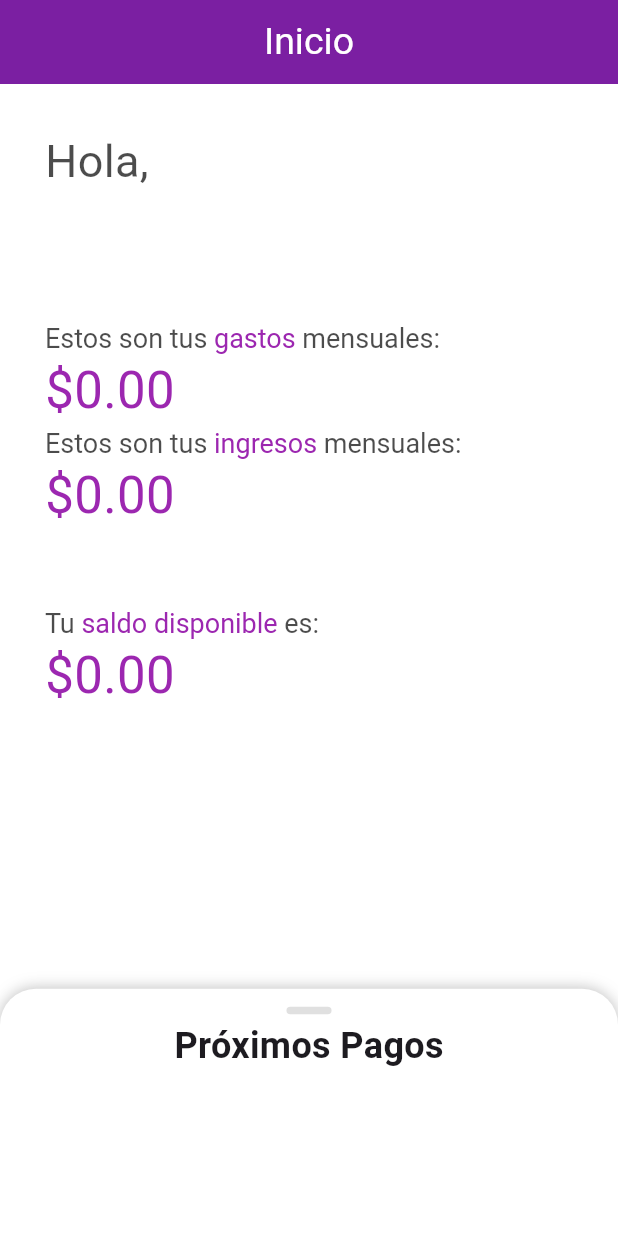
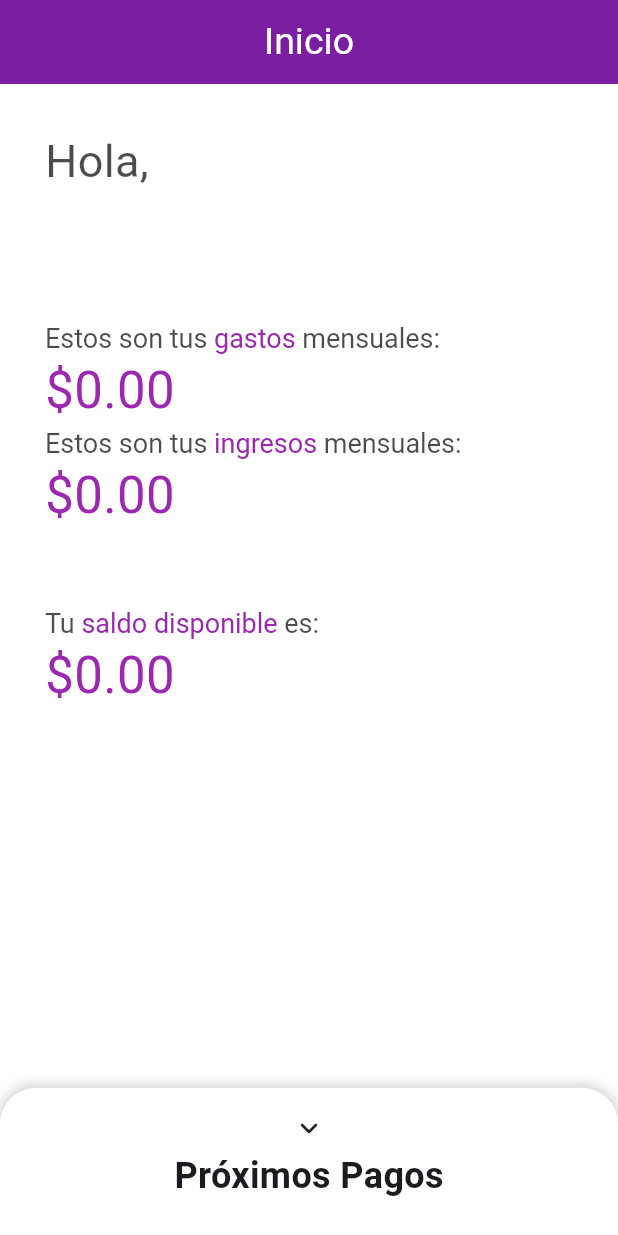
Before and after one commit to UntetheredJ/budgetmaster, a Flutter app: the Inicio screen opened directly with empty values, on a phone screen of 412 x 824 dp. Run offline on Flutter 3.47's test engine with Material 2 defaults, Android fonts, the phone set to English and light mode, and no system bars; drawn by our look-alikes of sliding_up_panel; our stand-ins replace curved_navigation_bar, flutter_local_notifications, supabase, supabase_flutter, timezone; accounts and stored records are empty.

```diff
--- a/budgetmaster/lib/db/ControllerPagoPeriodico.dart
+++ b/budgetmaster/lib/db/ControllerPagoPeriodico.dart
@@ -42,13 +42,15 @@ Future<int> eliminarPagoPeriodicoUsuario(String id_pago_periodico) async {
   }
 }
 
-Future<int> actualizarDescripcionPagoPeriodico(String id_pago_periodico, String descripcion) async {
+Future<int> actualizarDescripcionPagoPeriodico(
+    String id_pago_periodico, String descripcion) async {
   final SupabaseService _supabaseService = SupabaseService();
   SupabaseClient cliente = _supabaseService.client;
   try {
-    await cliente.from('pago_periodico')
-        .update({"descripcion": descripcion})
-        .match({"id_pago_periodico": id_pago_periodico});
+    await cliente
+        .from('pago_periodico')
+        .update({"descripcion": descripcion}).match(
+            {"id_pago_periodico": id_pago_periodico});
     debugPrint("Correcto");
     return 1;
   } catch (e) {
@@ -57,13 +59,13 @@ Future<int> actualizarDescripcionPagoPeriodico(String id_pago_periodico, String
   }
 }
 
-Future<int> actualizarValorPagoPeriodico(String id_pago_periodico, int valor) async {
+Future<int> actualizarValorPagoPeriodico(
+    String id_pago_periodico, int valor) async {
   final SupabaseService _supabaseService = SupabaseService();
   SupabaseClient cliente = _supabaseService.client;
   try {
-    await cliente.from('pago_periodico')
-        .update({"valor": valor})
-        .match({"id_pago_periodico": id_pago_periodico});
+    await cliente.from('pago_periodico').update({"valor": valor}).match(
+        {"id_pago_periodico": id_pago_periodico});
     debugPrint("Correcto");
     return 1;
   } catch (e) {
@@ -72,14 +74,16 @@ Future<int> actualizarValorPagoPeriodico(String id_pago_periodico, int valor) as
   }
 }
 
-Future<int> actualizarFechaPagoPeriodico(String id_pago_periodico, DateTime fecha) async {
+Future<int> actualizarFechaPagoPeriodico(
+    String id_pago_periodico, DateTime fecha) async {
   final SupabaseService _supabaseService = SupabaseService();
   SupabaseClient cliente = _supabaseService.client;
   String fechaPosgress = convertDate(fecha);
   try {
-    await cliente.from('pago_periodico')
-        .update({"fecha_pago": fechaPosgress})
-        .match({"id_pago_periodico": id_pago_periodico});
+    await cliente
+        .from('pago_periodico')
+        .update({"fecha_pago": fechaPosgress}).match(
+            {"id_pago_periodico": id_pago_periodico});
     debugPrint("Correcto");
     return 1;
   } catch (e) {
@@ -96,7 +100,7 @@ Future<List<PagoPeriodico>> listaPagoPeriodico(String id_usuario) async {
     final data = await cliente
         .from('pago_periodico')
         .select(
-        'id_pago_periodico, descripcion, valor, fecha_pago, vencimiento, id_usuario')
+            'id_pago_periodico, descripcion, valor, fecha_pago, vencimiento, id_usuario')
         .eq('id_usuario', id_usuario);
     if (data.isNotEmpty) {
       for (var i in data) {
@@ -126,7 +130,7 @@ Future<List<PagoPeriodico>> listaPagoPeriodico(String id_usuario) async {
   }
 }
 
-Future<List<PagoPeriodico>> listaPagoPeriodicoFuturo(String id_usuario) async {
+Future<List<PagoPeriodico>> listaPagoPeriodicoNull(String id_usuario) async {
   final SupabaseService _supabaseService = SupabaseService();
   DateTime today = DateTime.now();
   SupabaseClient cliente = _supabaseService.client;
@@ -135,9 +139,11 @@ Future<List<PagoPeriodico>> listaPagoPeriodicoFuturo(String id_usuario) async {
     final data = await cliente
         .from('pago_periodico')
         .select(
-        'id_pago_periodico, descripcion, valor, fecha_pago, vencimiento, id_usuario')
+            'id_pago_periodico, descripcion, valor, fecha_pago, vencimiento, id_usuario')
         .eq('id_usuario', id_usuario)
-        .gte('vencimiento', today)
+        //.or('vencimiento.gte.$today, fecha_pago.is.null')
+        //.or('vencimiento.gte.$today')
+        //.gte('vencimiento', today)
         .order("vencimiento", ascending: true);
     if (data.isNotEmpty) {
       for (var i in data) {
--- a/budgetmaster/lib/screens/inicio.dart
+++ b/budgetmaster/lib/screens/inicio.dart
@@ -5,14 +5,20 @@ import 'package:sliding_up_panel/sliding_up_panel.dart';
 import 'package:budgetmaster/widgets/inicio_widget.dart';
 import 'package:budgetmaster/screens/service.dart';
 
-class Inicio extends StatelessWidget {
+class Inicio extends StatefulWidget {
   final Usuario usuario;
-  final panelController = PanelController();
+
   Inicio({Key? key, required this.usuario}) : super(key: key);
 
   @override
+  State<Inicio> createState() => _InicioState();
+}
+
+class _InicioState extends State<Inicio> {
+  final panelController = PanelController();
+  @override
   Widget build(BuildContext context) {
-    final panelHeightClosed = MediaQuery.of(context).size.height * 0.2;
+    final panelHeightClosed = MediaQuery.of(context).size.height * 0.12;
     final currencyFormat = NumberFormat.simpleCurrency(locale: "es_US");
 
     return Scaffold(
@@ -27,8 +33,44 @@ class Inicio extends StatelessWidget {
             )),
       ),
       body: SlidingUpPanel(
+        panelBuilder: (scrollController) => InicioWidget(
+          usuario: widget.usuario,
+          panelController: panelController,
+        ),
+        borderRadius: const BorderRadius.vertical(top: Radius.circular(24)),
+        backdropEnabled: true,
+        isDraggable: false,
         controller: panelController,
         minHeight: panelHeightClosed,
+        /* collapsed: Column(
+          children: <Widget>[
+            const SizedBox(height: 12),
+            Center(
+              child: Container(
+                width: 30,
+                height: 5,
+                decoration: BoxDecoration(
+                    color: Colors.grey[300],
+                    borderRadius: BorderRadius.circular(12)),
+              ),
+            ),
+            const SizedBox(height: 12),
+            Container(
+              color: Colors.white,
+              child: const Center(
+                child: Text(
+                  "Ver Próximos de Pagos",
+                  style: TextStyle(
+                    color: Colors.black,
+                    fontSize: 24,
+                    fontWeight: FontWeight.bold
+                    ),
+                ),
+              )
+            ),
+            const SizedBox(height: 12),
+          ],
+        ), */
         //parallaxEnabled: true,
         //parallaxOffset: .5,
         body: SafeArea(
@@ -55,7 +97,7 @@ class Inicio extends StatelessWidget {
                     children: [
                       Flexible(
                           child: Text(
-                        usuario.nombre,
+                        widget.usuario.nombre,
                         style: const TextStyle(
                           fontSize: 25,
                           color: Colors.purple,
@@ -82,7 +124,7 @@ class Inicio extends StatelessWidget {
                   Row(
                     mainAxisAlignment: MainAxisAlignment.start,
                     children: [
-                      Text(currencyFormat.format(usuario.total_gastos),
+                      Text(currencyFormat.format(widget.usuario.total_gastos),
                           style: TextStyle(
                             fontSize: 34,
                             color: Colors.purple,
@@ -107,7 +149,7 @@ class Inicio extends StatelessWidget {
                   Row(
                     mainAxisAlignment: MainAxisAlignment.start,
                     children: [
-                      Text(currencyFormat.format(usuario.total_ingresos),
+                      Text(currencyFormat.format(widget.usuario.total_ingresos),
                           style: const TextStyle(
                             fontSize: 34,
                             color: Colors.purple,
@@ -133,7 +175,7 @@ class Inicio extends StatelessWidget {
                   Row(
                     mainAxisAlignment: MainAxisAlignment.start,
                     children: [
-                      Text(currencyFormat.format(usuario.saldo_total),
+                      Text(currencyFormat.format(widget.usuario.saldo_total),
                           style: const TextStyle(
                             fontSize: 34,
                             color: Colors.purple,
@@ -143,12 +185,6 @@ class Inicio extends StatelessWidget {
                 ],
               ))),
         ),
-        panelBuilder: (controller) => InicioWidget(
-          controller: controller,
-          usuario: usuario,
-          panelController: panelController,
-        ),
-        borderRadius: const BorderRadius.vertical(top: Radius.circular(24)),
       ),
     );
   }
--- a/budgetmaster/lib/widgets/inicio_widget.dart
+++ b/budgetmaster/lib/widgets/inicio_widget.dart
@@ -11,15 +11,10 @@ import '../models/gasto_espontaneo.dart';
 import '../models/usuario.dart';
 
 class InicioWidget extends StatefulWidget {
-  final ScrollController controller;
   final PanelController panelController;
   final Usuario usuario;
 
-  const InicioWidget(
-      {Key? key,
-      required this.controller,
-      required this.panelController,
-      required this.usuario})
+  InicioWidget({Key? key, required this.panelController, required this.usuario})
       : super(key: key);
 
   @override
@@ -28,21 +23,50 @@ class InicioWidget extends StatefulWidget {
 
 class _InicioWidgetState extends State<InicioWidget> {
   Random random = Random();
+  late ScrollController scrollController;
+  bool isOpen = false;
+
   // Formato
   final currencyFormat = NumberFormat.simpleCurrency(locale: "es_US");
 
   @override
-  Widget build(BuildContext context) => ListView(
-        padding: EdgeInsets.zero,
-        controller: widget.controller,
-        children: <Widget>[
-          const SizedBox(height: 12),
-          buildDragHandle(),
-          const SizedBox(height: 4),
-          const Center(
-              child: Text("Próximos Pagos",
-                  style: TextStyle(fontWeight: FontWeight.bold, fontSize: 24))),
-          buildPagos(),
+  void initState() {
+    scrollController = ScrollController();
+    super.initState();
+  }
+
+  @override
+  Widget build(BuildContext context) => Column(
+        mainAxisAlignment: MainAxisAlignment.spaceBetween,
+        children: [
+          Flexible(
+            flex: 1,
+            child: Column(
+              children: [
+                const SizedBox(height: 12),
+                buildDragHandle(),
+                //const SizedBox(height: 6),
+                const Center(
+                    child: Text("Próximos Pagos",
+                        style: TextStyle(
+                            fontWeight: FontWeight.bold, fontSize: 24))),
+              ],
+            ),
+          ),
+          Flexible(
+            flex: 5,
+            child: Container(
+              width: double.infinity,
+              child: GestureDetector(
+                onVerticalDragStart: (details) {
+                  (!details.localPosition.dy.isNegative)
+                      ? widget.panelController.hide()
+                      : null;
+                },
+                child: SingleChildScrollView(child: buildPagos()),
+              ),
+            ),
+          ),
           const SizedBox(height: 24),
         ],
       );
@@ -50,14 +74,14 @@ class _InicioWidgetState extends State<InicioWidget> {
   Widget buildPagos() => Container(
         padding: const EdgeInsets.symmetric(horizontal: 20),
         child: FutureBuilder<List<PagoPeriodico>>(
-            future: listaPagoPeriodicoFuturo(widget.usuario.id_usuario),
+            future: listaPagoPeriodicoNull(widget.usuario.id_usuario),
             builder: (context, snapshot) {
               if (snapshot.connectionState == ConnectionState.waiting) {
                 return CircularProgressIndicator();
               } else if (snapshot.hasError) {
                 return Text("Error al cargar los datos");
               } else {
-                List<PagoPeriodico> gastos = snapshot.data!;
+                List<PagoPeriodico> pagosPeriodicos = snapshot.data!;
                 return DataTable(
                     dividerThickness: 0,
                     dataRowMaxHeight: 75,
@@ -68,7 +92,7 @@ class _InicioWidgetState extends State<InicioWidget> {
                       DataColumn(label: Text("")),
                       DataColumn(label: Text("")),
                     ],
-                    rows: gastos.map((pagoPeriodico) {
+                    rows: pagosPeriodicos.map((pagoPeriodico) {
                       mostrarNotification(
                           random.nextInt(100),
                           "Recordatorio de Pago",
@@ -121,7 +145,10 @@ class _InicioWidgetState extends State<InicioWidget> {
                                   end: Alignment.bottomLeft),
                             ),
                             child: MaterialButton(
-                              onPressed: () {},
+                              onPressed: () {
+                                actualizarFechaPagoPeriodico(
+                                    pagoPeriodico.id_gasto, DateTime.now());
+                              },
                               child: const Text("Pagar",
                                   style: TextStyle(
                                       fontSize: 20,
@@ -139,15 +166,27 @@ class _InicioWidgetState extends State<InicioWidget> {
         child: Center(
           child: Container(
             width: 30,
-            height: 5,
+            height: 30,
             decoration: BoxDecoration(
-                color: Colors.grey[300],
+                // color: Colors.grey[300],
                 borderRadius: BorderRadius.circular(12)),
+            child: Icon(isOpen
+                ? Icons.keyboard_arrow_up_rounded
+                : Icons.keyboard_arrow_down_rounded),
           ),
         ),
       );
 
-  void togglePanel() => widget.panelController.isPanelOpen
-      ? widget.panelController.close()
-      : widget.panelController.open();
+  void togglePanel() {
+    setState(() {
+
+      if (widget.panelController.isPanelOpen) {
+        widget.panelController.close();
+        isOpen = true;
+      } else {
+        widget.panelController.open();
+        isOpen = false;
+      }
+    });
+  }
 }
```
